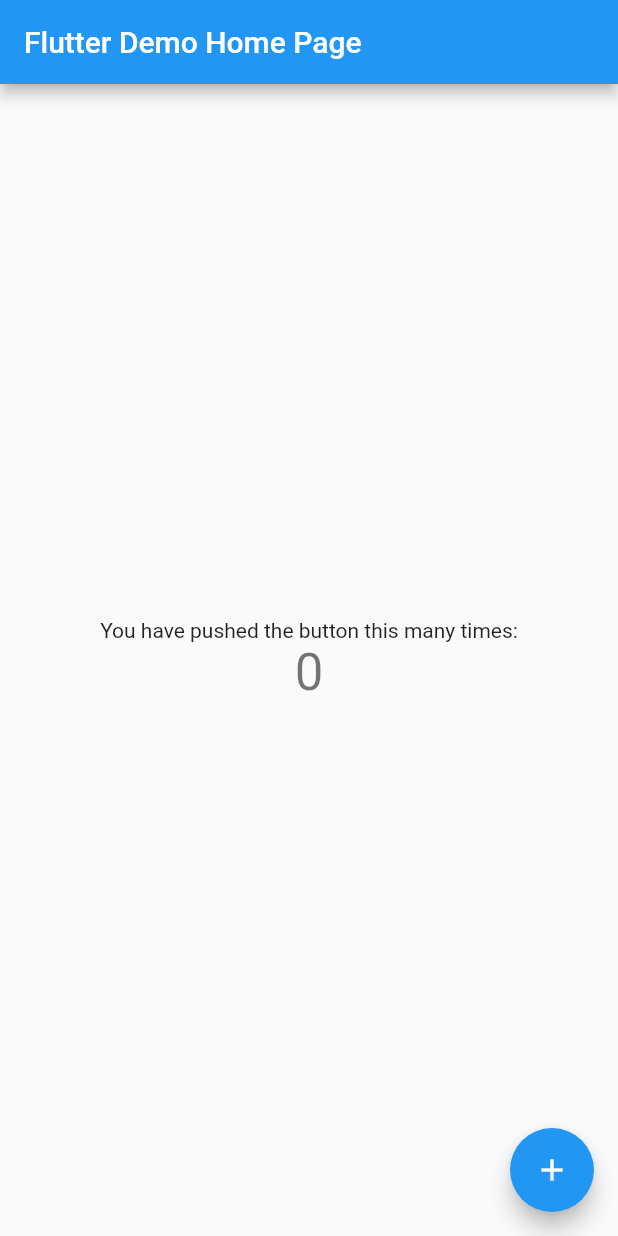
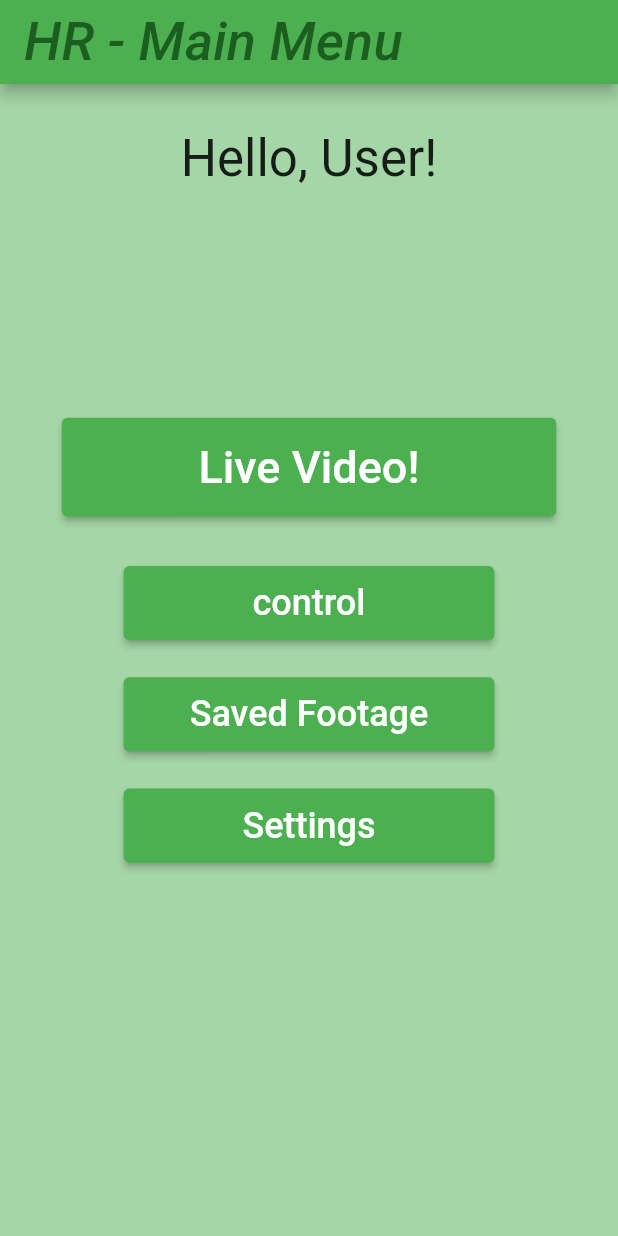
Before and after one commit to jonathanBreitman/HI-ROBOT, a Flutter app: the screen it shows after launch, on a phone screen of 412 x 824 dp. Run offline on Flutter 3.47's test engine with Material 2 defaults, Android fonts, the phone set to English and light mode, and no system bars; our stand-ins replace firebase_core; accounts and stored records are empty; Roboto replaces fonts that are missing (Georgia, Hind).

Commit message:
initial app page
added first app page (main menu), no functionality yet

```diff
--- a/hr_app/lib/main.dart
+++ b/hr_app/lib/main.dart
@@ -1,28 +1,43 @@
 import 'package:flutter/material.dart';
+import 'package:firebase_core/firebase_core.dart';
+import 'package:flutter/cupertino.dart';
+import 'package:provider/provider.dart';
 
-void main() {
+Future<void> main() async {
+  WidgetsFlutterBinding.ensureInitialized();
+
+  await Firebase.initializeApp();
+  ///runApp(ChangeNotifierProvider(create: (_) => AppUser(), child: App()));
   runApp(MyApp());
+
 }
+
 
 class MyApp extends StatelessWidget {
   // This widget is the root of your application.
   @override
   Widget build(BuildContext context) {
     return MaterialApp(
-      title: 'Flutter Demo',
+      title: 'HI-ROBOT Control',
       theme: ThemeData(
-        // This is the theme of your application.
-        //
-        // Try running your application with "flutter run". You'll see the
-        // application has a blue toolbar. Then, without quitting the app, try
-        // changing the primarySwatch below to Colors.green and then invoke
-        // "hot reload" (press "r" in the console where you ran "flutter run",
-        // or simply save your changes to "hot reload" in a Flutter IDE).
-        // Notice that the counter didn't reset back to zero; the application
-        // is not restarted.
-        primarySwatch: Colors.blue,
+        // Define the default brightness and colors.
+        brightness: Brightness.light,
+        primaryColor: Colors.green[900],
+        backgroundColor: Colors.greenAccent[200],
+        // Define the default font family.
+        fontFamily: 'Georgia',
+
+        // Define the default `TextTheme`. Use this to specify the default
+        // text styling for headlines, titles, bodies of text, and more.
+        textTheme: const TextTheme(
+          headline1: TextStyle(fontSize: 72.0, fontWeight: FontWeight.bold, color: Colors.green),
+          headline6: TextStyle(fontSize: 36.0, fontStyle: FontStyle.italic, color: Colors.green),
+          bodyText2: TextStyle(fontSize: 14.0, fontFamily: 'Hind'),
+        ),
+        primarySwatch: Colors.green,
+        scaffoldBackgroundColor: Colors.green.shade200,
       ),
-      home: MyHomePage(title: 'Flutter Demo Home Page'),
+      home: MyHomePage(title: 'HR - Main Menu'),
     );
   }
 }
@@ -71,7 +86,10 @@
       appBar: AppBar(
         // Here we take the value from the MyHomePage object that was created by
         // the App.build method, and use it to set our appbar title.
-        title: Text(widget.title),
+        title: Text(widget.title,
+          style: TextStyle(color: Colors.green.shade900),
+        ),
+
       ),
       body: Center(
         // Center is a layout widget. It takes a single child and positions it
@@ -91,23 +109,100 @@
           // center the children vertically; the main axis here is the vertical
           // axis because Columns are vertical (the cross axis would be
           // horizontal).
-          mainAxisAlignment: MainAxisAlignment.center,
+          mainAxisAlignment: MainAxisAlignment.start,
           children: <Widget>[
-            Text(
-              'You have pushed the button this many times:',
+            ///title text
+            Container(
+              height: MediaQuery.of(context).size.height * 0.12,
+              width: MediaQuery.of(context).size.width * 0.8,
+              alignment: Alignment.center,
+              child: Text("Hello, User!",
+                style: TextStyle(fontSize: 34),
+              ),
             ),
-            Text(
-              '$_counter',
-              style: Theme.of(context).textTheme.headline4,
+            SizedBox(
+              height: MediaQuery.of(context).size.height * 0.15,
             ),
+            ///live video button
+            Container(
+              height: MediaQuery.of(context).size.height * 0.08,
+              width: MediaQuery.of(context).size.width * 0.8,
+
+              child: ElevatedButton(onPressed: () {
+                showAboutDialog(context: context, applicationVersion: '1.0.0');
+              },
+                child: Text(
+                    'Live Video!',
+                  style: TextStyle(fontSize: 30),
+                  ),
+                style: ButtonStyle(
+
+                ),
+              ),
+            ),
+            SizedBox(
+              height: MediaQuery.of(context).size.height * 0.04,
+            ),
+            Container(
+              height: MediaQuery.of(context).size.height * 0.06,
+              width: MediaQuery.of(context).size.width * 0.6,
+
+              child: ElevatedButton(onPressed: () {
+                int i=0;
+              },
+                child: Text(
+                  'control',
+                  style: TextStyle(fontSize: 24),
+                ),
+                style: ButtonStyle(
+
+                ),
+              ),
+            ),
+            SizedBox(
+              height: MediaQuery.of(context).size.height * 0.03,
+            ),
+            ///saved data button
+            Container(
+              height: MediaQuery.of(context).size.height * 0.06,
+              width: MediaQuery.of(context).size.width * 0.6,
+
+              child: ElevatedButton(onPressed: () {
+                int i=0;
+              },
+                child: Text(
+                  'Saved Footage',
+                  style: TextStyle(fontSize: 24),
+                ),
+                style: ButtonStyle(
+
+                ),
+              ),
+            ),
+            SizedBox(
+              height: MediaQuery.of(context).size.height * 0.03,
+            ),
+            ///settings button
+            Container(
+              height: MediaQuery.of(context).size.height * 0.06,
+              width: MediaQuery.of(context).size.width * 0.6,
+
+              child: ElevatedButton(onPressed: () {
+                int i=0;
+              },
+                child: Text(
+                  'Settings',
+                  style: TextStyle(fontSize: 24),
+                ),
+                style: ButtonStyle(
+
+                ),
+              ),
+            ),
+
           ],
         ),
       ),
-      floatingActionButton: FloatingActionButton(
-        onPressed: _incrementCounter,
-        tooltip: 'Increment',
-        child: Icon(Icons.add),
-      ), // This trailing comma makes auto-formatting nicer for build methods.
     );
   }
 }
--- a/hr_app/pubspec.yaml
+++ b/hr_app/pubspec.yaml
@@ -36,6 +36,7 @@
   # For example, to use Firebase Authentication and Cloud Firestore
   firebase_auth: ^3.3.12
   cloud_firestore: ^3.1.11
+  provider: ^6.0.2
 
 dev_dependencies:
   flutter_test:
```
Also changed, not shown: hr_app/pubspec.lock, 1 other file.
